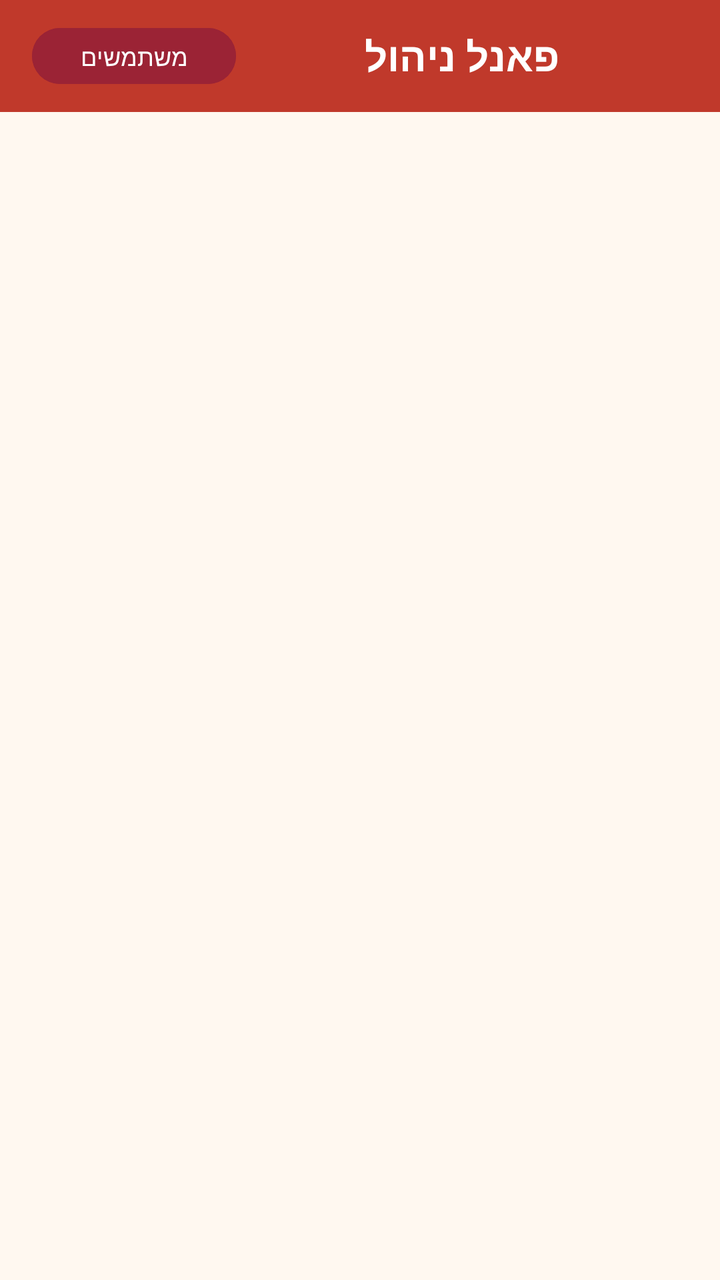
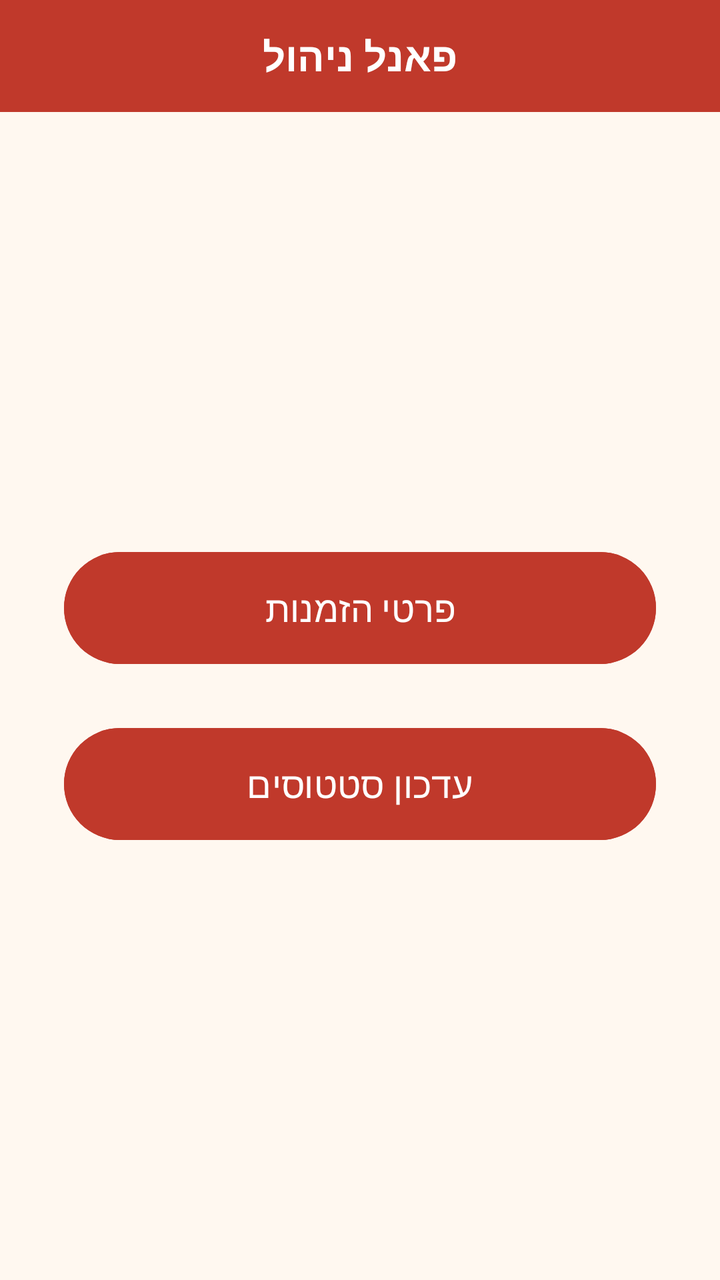

Before-and-after screenshots of an Android layout around one commit, followed by the original layout XML and the change that was made.
<!-- AndroidManifest.xml: application theme Theme.MathProjectEylon -->
<!-- res/layout/activity_main_manager.xml -->
<?xml version="1.0" encoding="utf-8"?>
<LinearLayout xmlns:android="http://schemas.android.com/apk/res/android"
    android:layout_width="match_parent"
    android:layout_height="match_parent"
    android:orientation="vertical"
    android:background="#FFF8F0">

    <LinearLayout
        android:layout_width="match_parent"
        android:layout_height="56dp"
        android:background="#C0392B"
        android:gravity="center_vertical"
        android:paddingHorizontal="16dp">

        <Button
            android:id="@+id/btnUsers"
            android:layout_width="wrap_content"
            android:layout_height="36dp"
            android:text="משתמשים"
            android:textSize="12sp"
            android:textColor="#FFFFFF"
            android:backgroundTint="#9B2335" />

        <TextView
            android:layout_width="0dp"
            android:layout_height="wrap_content"
            android:layout_weight="1"
            android:text="פאנל ניהול"
            android:textSize="20sp"
            android:textStyle="bold"
            android:textColor="#FFFFFF"
            android:gravity="center" />

    </LinearLayout>

    <androidx.recyclerview.widget.RecyclerView
        android:id="@+id/recyclerOrders"
        android:layout_width="match_parent"
        android:layout_height="match_parent"
        android:padding="12dp" />

</LinearLayout>
<!-- resources referenced by this layout -->
<resources>
  <style name="Theme.MathProjectEylon" parent="Base.Theme.MathProjectEylon" />
  <style name="Base.Theme.MathProjectEylon" parent="Theme.Material3.DayNight.NoActionBar">
          
          
      </style>
</resources>

<!-- the commit's change to res/layout/activity_main_manager.xml (unified diff, before → after) -->
@@ -9,34 +9,43 @@
         android:layout_width="match_parent"
         android:layout_height="56dp"
         android:background="#C0392B"
-        android:gravity="center_vertical"
-        android:paddingHorizontal="16dp">
-
-        <Button
-            android:id="@+id/btnUsers"
-            android:layout_width="wrap_content"
-            android:layout_height="36dp"
-            android:text="משתמשים"
-            android:textSize="12sp"
-            android:textColor="#FFFFFF"
-            android:backgroundTint="#9B2335" />
+        android:gravity="center">
 
         <TextView
-            android:layout_width="0dp"
+            android:layout_width="wrap_content"
             android:layout_height="wrap_content"
-            android:layout_weight="1"
             android:text="פאנל ניהול"
             android:textSize="20sp"
             android:textStyle="bold"
+            android:textColor="#FFFFFF"/>
+    </LinearLayout>
+
+    <LinearLayout
+        android:layout_width="match_parent"
+        android:layout_height="match_parent"
+        android:orientation="vertical"
+        android:gravity="center"
+        android:padding="32dp">
+
+        <Button
+            android:id="@+id/btnOrderDetails"
+            android:layout_width="match_parent"
+            android:layout_height="64dp"
+            android:text="פרטי הזמנות"
+            android:textSize="18sp"
             android:textColor="#FFFFFF"
-            android:gravity="center" />
+            android:backgroundTint="#C0392B"
+            android:layout_marginBottom="24dp"/>
+
+        <Button
+            android:id="@+id/btnUpdateStatus"
+            android:layout_width="match_parent"
+            android:layout_height="64dp"
+            android:text="עדכון סטטוסים"
+            android:textSize="18sp"
+            android:textColor="#FFFFFF"
+            android:backgroundTint="#C0392B"/>
 
     </LinearLayout>
 
-    <androidx.recyclerview.widget.RecyclerView
-        android:id="@+id/recyclerOrders"
-        android:layout_width="match_parent"
-        android:layout_height="match_parent"
-        android:padding="12dp" />
-
 </LinearLayout>
